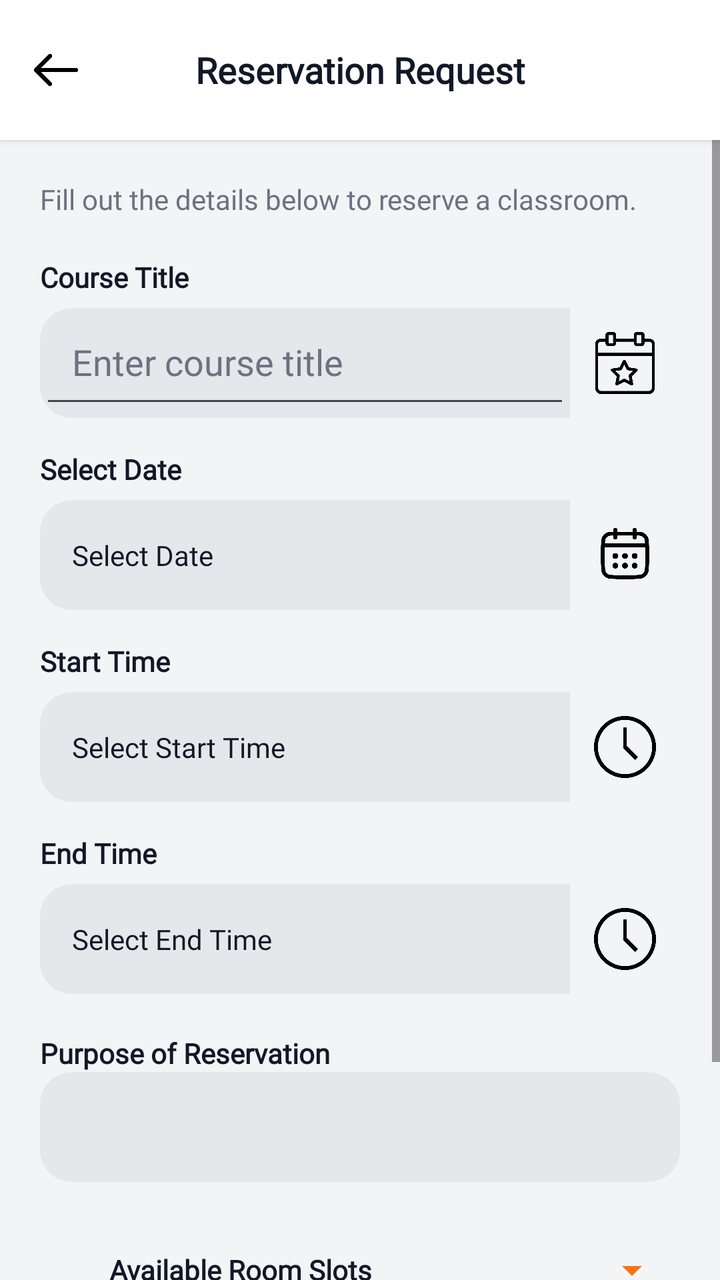
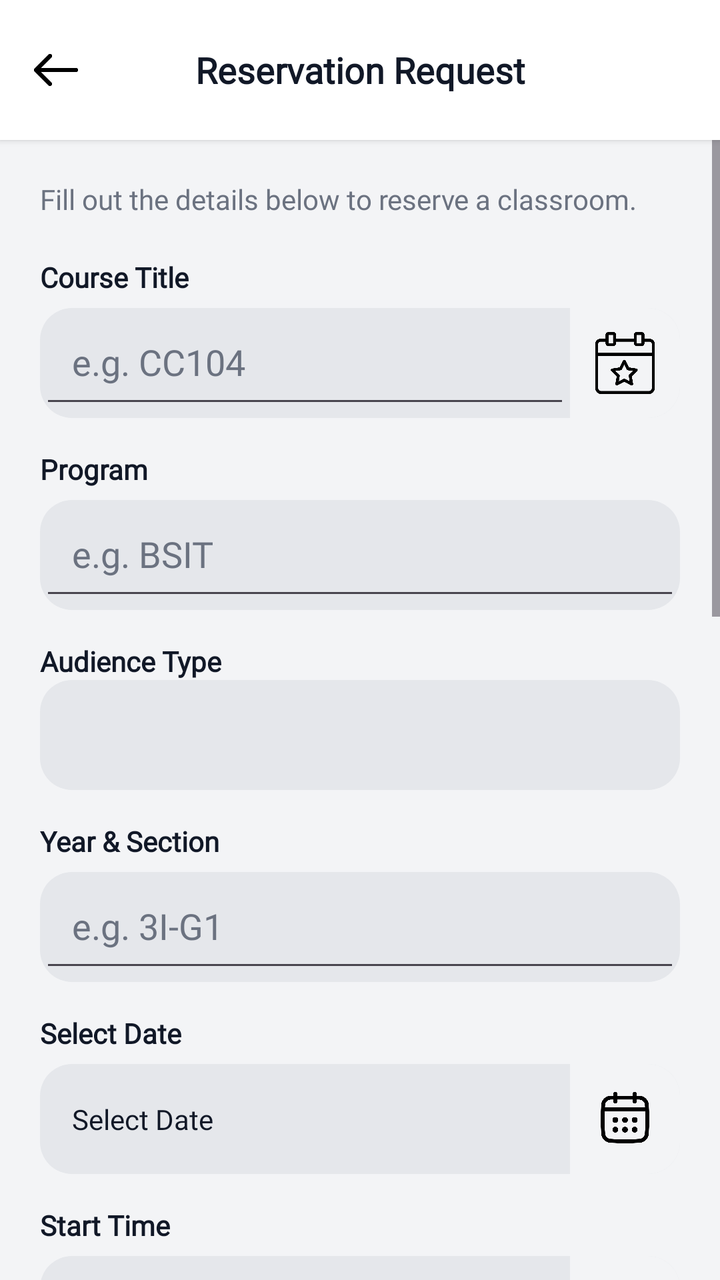

Before-and-after screenshots of an Android layout around one commit, followed by the original layout XML and the change that was made.
<!-- AndroidManifest.xml: application theme Theme.SpaceSCICT -->
<!-- res/layout/activity_reservation.xml -->
<?xml version="1.0" encoding="utf-8"?>
<LinearLayout xmlns:android="http://schemas.android.com/apk/res/android"
    android:orientation="vertical"
    android:background="#F3F4F6"
    android:layout_width="match_parent"
    android:layout_height="match_parent">

    
    <RelativeLayout
        android:layout_width="match_parent"
        android:layout_height="70dp"
        android:paddingHorizontal="16dp"
        android:background="#FFFFFF"
        android:elevation="2dp">

        
        <ImageView
            android:id="@+id/backBtn"
            android:layout_width="24dp"
            android:layout_height="24dp"
            android:src="@drawable/ic_back"
            android:layout_centerVertical="true"/>

        
        <TextView
            android:layout_width="wrap_content"
            android:layout_height="match_parent"
            android:text="Reservation Request"
            android:textStyle="bold"
            android:gravity="center"
            android:textSize="18sp"
            android:textColor="#111827"
            android:layout_centerInParent="true"
            android:fontFamily="@font/lexend_bold"/>
    </RelativeLayout>

    
    <ScrollView
        android:layout_width="match_parent"
        android:layout_height="wrap_content">

        <LinearLayout
            android:padding="20dp"
            android:orientation="vertical"
            android:layout_width="match_parent"
            android:layout_height="wrap_content">

            
            <TextView
                android:text="Fill out the details below to reserve a classroom."
                android:textColor="#6B7280"
                android:textSize="14sp"
                android:layout_width="wrap_content"
                android:layout_height="match_parent"
                android:layout_marginBottom="20dp"
                android:fontFamily="@font/lexend_regular"/>

            
            <TextView
                android:text="Course Title"
                android:textStyle="bold"
                android:layout_width="wrap_content"
                android:layout_height="match_parent"
                android:textColor="#111827"
                android:fontFamily="@font/lexend_bold"/>

            <LinearLayout
                android:layout_width="match_parent"
                android:layout_height="55dp"
                android:layout_marginTop="6dp"
                android:background="@drawable/input_split"
                android:orientation="horizontal">

                <EditText
                    android:id="@+id/courseInput"
                    android:layout_width="0dp"
                    android:layout_weight="1"
                    android:layout_height="match_parent"
                    android:padding="16dp"
                    android:hint="Enter course title"
                    android:textColor="#111827"
                    android:textColorHint="#6B7280"
                    android:fontFamily="@font/lexend_regular"/>

                <ImageView
                    android:layout_width="55dp"
                    android:layout_height="match_parent"
                    android:background="@drawable/input_icon_bg"
                    android:padding="12dp"
                    android:src="@drawable/ic_laptop"/>
            </LinearLayout>

            
            <TextView
                android:text="Select Date"
                android:textStyle="bold"
                android:layout_width="wrap_content"
                android:layout_height="match_parent"
                android:layout_marginTop="16dp"
                android:textColor="#111827"
                android:fontFamily="@font/lexend_bold"/>

            <LinearLayout
                android:id="@+id/datePicker"
                android:layout_width="match_parent"
                android:layout_height="55dp"
                android:background="@drawable/input_split"
                android:orientation="horizontal"
                android:layout_marginTop="6dp">

                <TextView
                    android:id="@+id/dateText"
                    android:layout_width="0dp"
                    android:layout_weight="1"
                    android:layout_height="match_parent"
                    android:gravity="center_vertical"
                    android:padding="16dp"
                    android:text="Select Date"
                    android:textColor="#111827"
                    android:textColorHint="#6B7280"
                    android:fontFamily="@font/lexend_regular"/>

                <ImageView
                    android:layout_width="55dp"
                    android:layout_height="match_parent"
                    android:background="@drawable/input_icon_bg"
                    android:padding="12dp"
                    android:src="@drawable/ic_calendar" />
            </LinearLayout>

            
            <TextView
                android:text="Start Time"
                android:textStyle="bold"
                android:layout_width="wrap_content"
                android:layout_height="match_parent"
                android:layout_marginTop="16dp"
                android:textColor="#111827"
                android:fontFamily="@font/lexend_bold"/>

            <LinearLayout
                android:id="@+id/startTime"
                android:layout_width="match_parent"
                android:layout_height="55dp"
                android:background="@drawable/input_split"
                android:orientation="horizontal"
                android:layout_marginTop="6dp">

                <TextView
                    android:id="@+id/startText"
                    android:layout_width="0dp"
                    android:layout_weight="1"
                    android:layout_height="match_parent"
                    android:gravity="center_vertical"
                    android:padding="16dp"
                    android:text="Select Start Time"
                    android:textColor="#111827"
                    android:textColorHint="#6B7280"
                    android:fontFamily="@font/lexend_regular"/>

                <ImageView
                    android:layout_width="55dp"
                    android:layout_height="match_parent"
                    android:background="@drawable/input_icon_bg"
                    android:padding="12dp"
                    android:src="@drawable/ic_clock"/>
            </LinearLayout>

            
            <TextView
                android:text="End Time"
                android:textStyle="bold"
                android:layout_width="wrap_content"
                android:layout_height="match_parent"
                android:layout_marginTop="16dp"
                android:textColor="#111827"
                android:fontFamily="@font/lexend_bold"/>

            <LinearLayout
                android:id="@+id/endTime"
                android:layout_width="match_parent"
                android:layout_height="55dp"
                android:background="@drawable/input_split"
                android:orientation="horizontal"
                android:layout_marginTop="6dp">

                <TextView
                    android:id="@+id/endText"
                    android:layout_width="0dp"
                    android:layout_weight="1"
                    android:layout_height="match_parent"
                    android:gravity="center_vertical"
                    android:padding="16dp"
                    android:text="Select End Time"
                    android:textColor="#111827"
                    android:textColorHint="#6B7280"
                    android:fontFamily="@font/lexend_regular"/>

                <ImageView
                    android:layout_width="55dp"
                    android:layout_height="match_parent"
                    android:background="@drawable/input_icon_bg"
                    android:padding="12dp"
                    android:src="@drawable/ic_clock"/>
            </LinearLayout>

            
            <TextView
                android:text="Purpose of Reservation"
                android:textStyle="bold"
                android:layout_width="wrap_content"
                android:layout_height="match_parent"
                android:layout_marginTop="20dp"
                android:textColor="#111827"
                android:fontFamily="@font/lexend_bold"/>

            <Spinner
                android:id="@+id/purposeSpinner"
                android:layout_width="match_parent"
                android:layout_height="55dp"
                android:background="@drawable/input_bg"
                android:fontFamily="@font/lexend_regular"/>

            
            <LinearLayout
                android:id="@+id/attendeesLayout"
                android:orientation="vertical"
                android:visibility="gone"
                android:layout_width="match_parent"
                android:layout_height="wrap_content">

                <TextView
                    android:text="Number of Attendees"
                    android:textStyle="bold"
                    android:layout_width="wrap_content"
                    android:layout_height="match_parent"
                    android:layout_marginTop="16dp"
                    android:textColor="#111827"
                    android:fontFamily="@font/lexend_bold"/>

                <Spinner
                    android:id="@+id/attendeesSpinner"
                    android:layout_width="match_parent"
                    android:layout_height="55dp"
                    android:background="@drawable/input_bg"
                    android:textColor="#111827"
                    android:textColorHint="#6B7280"
                    android:fontFamily="@font/lexend_regular"/>
            </LinearLayout>

            
            <LinearLayout
                android:layout_marginTop="20dp"
                android:orientation="horizontal"
                android:layout_width="match_parent"
                android:layout_height="wrap_content">

                <TextView
                    android:text="Available Room Slots"
                    android:textStyle="bold"
                    android:gravity="center"
                    android:layout_width="wrap_content"
                    android:layout_height="match_parent"
                    android:layout_weight="1"
                    android:textColor="#111827"
                    android:fontFamily="@font/lexend_bold"/>

                <Spinner
                    android:id="@+id/floorSpinner"
                    android:layout_width="120dp"
                    android:layout_height="48dp"
                    android:gravity="center"
                    android:backgroundTint="#F97316"
                    android:textColor="#111827"
                    android:textColorHint="#6B7280"
                    android:fontFamily="@font/lexend_regular"/>

            </LinearLayout>

            
            <GridLayout
                android:id="@+id/roomGrid"
                android:columnCount="3"
                android:layout_marginTop="12dp"
                android:layout_width="match_parent"
                android:layout_height="wrap_content"/>

            
            <Button
                android:id="@+id/submitBtn"
                android:text="Submit Request -->"
                android:textAllCaps="false"
                android:textSize="18sp"
                android:textColor="#FFFFFF"
                android:layout_width="match_parent"
                android:layout_height="60dp"
                android:backgroundTint="#F97316"
                android:layout_marginTop="24dp"
                android:fontFamily="@font/lexend_bold"/>

        </LinearLayout>
    </ScrollView>

</LinearLayout>
<!-- resources referenced by this layout -->
<resources>
  <!-- drawable ic_back: png bitmap (drawable, 3507 bytes) -->
  <!-- drawable ic_calendar: png bitmap (drawable, 11689 bytes) -->
  <!-- drawable ic_clock: png bitmap (drawable, 14864 bytes) -->
  <!-- drawable ic_laptop: png bitmap (drawable, 11826 bytes) -->
  <!-- drawable input_bg (drawable) -->
  <?xml version="1.0" encoding="utf-8"?>
  <shape xmlns:android="http://schemas.android.com/apk/res/android">
      <solid android:color="#E5E7EB"/>
      <corners android:radius="16dp"/>
  </shape>
  <!-- drawable input_icon_bg (drawable) -->
  <?xml version="1.0" encoding="utf-8"?>
  <shape xmlns:android="http://schemas.android.com/apk/res/android">
      <solid android:color="#F3F4F6"/>
      <corners android:topRightRadius="16dp"
          android:bottomRightRadius="16dp"/>
  </shape>
  <!-- drawable input_split (drawable) -->
  <?xml version="1.0" encoding="utf-8"?>
  <shape xmlns:android="http://schemas.android.com/apk/res/android">
      <solid android:color="#E5E7EB"/>
      <corners android:radius="16dp"/>
  </shape>
  <style name="Theme.SpaceSCICT" parent="Base.Theme.SpaceSCICT" />
  <style name="Base.Theme.SpaceSCICT" parent="Theme.Material3.DayNight.NoActionBar">
          
          
      </style>
</resources>

<!-- the commit's change to res/layout/activity_reservation.xml (unified diff, before → after) -->
@@ -13,7 +13,6 @@
         android:background="#FFFFFF"
         android:elevation="2dp">
 
-        
         <ImageView
             android:id="@+id/backBtn"
             android:layout_width="24dp"
@@ -21,7 +20,6 @@
             android:src="@drawable/ic_back"
             android:layout_centerVertical="true"/>
 
-        
         <TextView
             android:layout_width="wrap_content"
             android:layout_height="match_parent"
@@ -45,7 +43,6 @@
             android:layout_width="match_parent"
             android:layout_height="wrap_content">
 
-            
             <TextView
                 android:text="Fill out the details below to reserve a classroom."
                 android:textColor="#6B7280"
@@ -77,7 +74,7 @@
                     android:layout_weight="1"
                     android:layout_height="match_parent"
                     android:padding="16dp"
-                    android:hint="Enter course title"
+                    android:hint="e.g. CC104"
                     android:textColor="#111827"
                     android:textColorHint="#6B7280"
                     android:fontFamily="@font/lexend_regular"/>
@@ -92,6 +89,161 @@
 
             
             <TextView
+                android:text="Program"
+                android:textStyle="bold"
+                android:layout_width="wrap_content"
+                android:layout_height="match_parent"
+                android:layout_marginTop="16dp"
+                android:textColor="#111827"
+                android:fontFamily="@font/lexend_bold"/>
+
+            <LinearLayout
+                android:layout_width="match_parent"
+                android:layout_height="55dp"
+                android:layout_marginTop="6dp"
+                android:background="@drawable/input_split"
+                android:orientation="horizontal">
+
+                <EditText
+                    android:id="@+id/programInput"
+                    android:layout_width="0dp"
+                    android:layout_weight="1"
+                    android:layout_height="match_parent"
+                    android:padding="16dp"
+                    android:hint="e.g. BSIT"
+                    android:textColor="#111827"
+                    android:textColorHint="#6B7280"
+                    android:fontFamily="@font/lexend_regular"/>
+            </LinearLayout>
+
+            
+            <TextView
+                android:text="Audience Type"
+                android:textStyle="bold"
+                android:layout_width="wrap_content"
+                android:layout_height="match_parent"
+                android:layout_marginTop="16dp"
+                android:textColor="#111827"
+                android:fontFamily="@font/lexend_bold"/>
+
+            <Spinner
+                android:id="@+id/audienceTypeSpinner"
+                android:layout_width="match_parent"
+                android:layout_height="55dp"
+                android:background="@drawable/input_bg"
+                android:fontFamily="@font/lexend_regular"/>
+
+            
+            <LinearLayout
+                android:id="@+id/classFieldsLayout"
+                android:orientation="vertical"
+                android:layout_width="match_parent"
+                android:layout_height="wrap_content">
+
+                <TextView
+                    android:text="Year &amp; Section"
+                    android:textStyle="bold"
+                    android:layout_width="wrap_content"
+                    android:layout_height="match_parent"
+                    android:layout_marginTop="16dp"
+                    android:textColor="#111827"
+                    android:fontFamily="@font/lexend_bold"/>
+
+                <LinearLayout
+                    android:layout_width="match_parent"
+                    android:layout_height="55dp"
+                    android:layout_marginTop="6dp"
+                    android:background="@drawable/input_split"
+                    android:orientation="horizontal">
+
+                    <EditText
+                        android:id="@+id/yearSectionInput"
+                        android:layout_width="0dp"
+                        android:layout_weight="1"
+                        android:layout_height="match_parent"
+                        android:padding="16dp"
+                        android:hint="e.g. 3I-G1"
+                        android:textColor="#111827"
+                        android:textColorHint="#6B7280"
+                        android:fontFamily="@font/lexend_regular"/>
+                </LinearLayout>
+            </LinearLayout>
+
+            
+            <LinearLayout
+                android:id="@+id/orgFieldLayout"
+                android:orientation="vertical"
+                android:visibility="gone"
+                android:layout_width="match_parent"
+                android:layout_height="wrap_content">
+
+                <TextView
+                    android:text="Organization Name"
+                    android:textStyle="bold"
+                    android:layout_width="wrap_content"
+                    android:layout_height="match_parent"
+                    android:layout_marginTop="16dp"
+                    android:textColor="#111827"
+                    android:fontFamily="@font/lexend_bold"/>
+
+                <LinearLayout
+                    android:layout_width="match_parent"
+                    android:layout_height="55dp"
+                    android:layout_marginTop="6dp"
+                    android:background="@drawable/input_split"
+                    android:orientation="horizontal">
+
+                    <EditText
+                        android:id="@+id/orgInput"
+                        android:layout_width="0dp"
+                        android:layout_weight="1"
+                        android:layout_height="match_parent"
+                        android:padding="16dp"
+                        android:hint="Enter organization name"
+                        android:textColor="#111827"
+                        android:textColorHint="#6B7280"
+                        android:fontFamily="@font/lexend_regular"/>
+                </LinearLayout>
+            </LinearLayout>
+
+            
+            <LinearLayout
+                android:id="@+id/customPurposeLayout"
+                android:orientation="vertical"
+                android:visibility="gone"
+                android:layout_width="match_parent"
+                android:layout_height="wrap_content">
+
+                <TextView
+                    android:text="Specify Activity"
+                    android:textStyle="bold"
+                    android:layout_width="wrap_content"
+                    android:layout_height="match_parent"
+                    android:layout_marginTop="16dp"
+                    android:textColor="#111827"
+                    android:fontFamily="@font/lexend_bold"/>
+
+                <LinearLayout
+                    android:layout_width="match_parent"
+                    android:layout_height="55dp"
+                    android:layout_marginTop="6dp"
+                    android:background="@drawable/input_split"
+                    android:orientation="horizontal">
+
+                    <EditText
+                        android:id="@+id/customPurposeInput"
+                        android:layout_width="0dp"
+                        android:layout_weight="1"
+                        android:layout_height="match_parent"
+                        android:padding="16dp"
+                        android:hint="Describe the activity"
+                        android:textColor="#111827"
+                        android:textColorHint="#6B7280"
+                        android:fontFamily="@font/lexend_regular"/>
+                </LinearLayout>
+            </LinearLayout>
+            
+            <TextView
                 android:text="Select Date"
                 android:textStyle="bold"
                 android:layout_width="wrap_content"
@@ -225,7 +377,6 @@
             <LinearLayout
                 android:id="@+id/attendeesLayout"
                 android:orientation="vertical"
-                android:visibility="gone"
                 android:layout_width="match_parent"
                 android:layout_height="wrap_content">
 
@@ -246,6 +397,35 @@
                     android:textColor="#111827"
                     android:textColorHint="#6B7280"
                     android:fontFamily="@font/lexend_regular"/>
+            </LinearLayout>
+
+            
+            <TextView
+                android:text="Required Equipment"
+                android:textStyle="bold"
+                android:layout_width="wrap_content"
+                android:layout_height="match_parent"
+                android:layout_marginTop="20dp"
+                android:textColor="#111827"
+                android:fontFamily="@font/lexend_bold"/>
+
+            <LinearLayout
+                android:id="@+id/equipmentLayout"
+                android:orientation="vertical"
+                android:layout_marginTop="8dp"
+                android:layout_width="match_parent"
+                android:layout_height="wrap_content">
+
+                <CheckBox android:id="@+id/eqAc" android:text="Air Conditioning"
+                    android:layout_width="wrap_content" android:layout_height="wrap_content"/>
+                <CheckBox android:id="@+id/eqComputer" android:text="Computer"
+                    android:layout_width="wrap_content" android:layout_height="wrap_content"/>
+                <CheckBox android:id="@+id/eqProjector" android:text="Projector"
+                    android:layout_width="wrap_content" android:layout_height="wrap_content"/>
+                <CheckBox android:id="@+id/eqSmartBoard" android:text="Smart Board"
+                    android:layout_width="wrap_content" android:layout_height="wrap_content"/>
+                <CheckBox android:id="@+id/eqTvDisplay" android:text="TV Display"
+                    android:layout_width="wrap_content" android:layout_height="wrap_content"/>
             </LinearLayout>
 
             
@@ -274,7 +454,6 @@
                     android:textColor="#111827"
                     android:textColorHint="#6B7280"
                     android:fontFamily="@font/lexend_regular"/>
-
             </LinearLayout>
 
             
